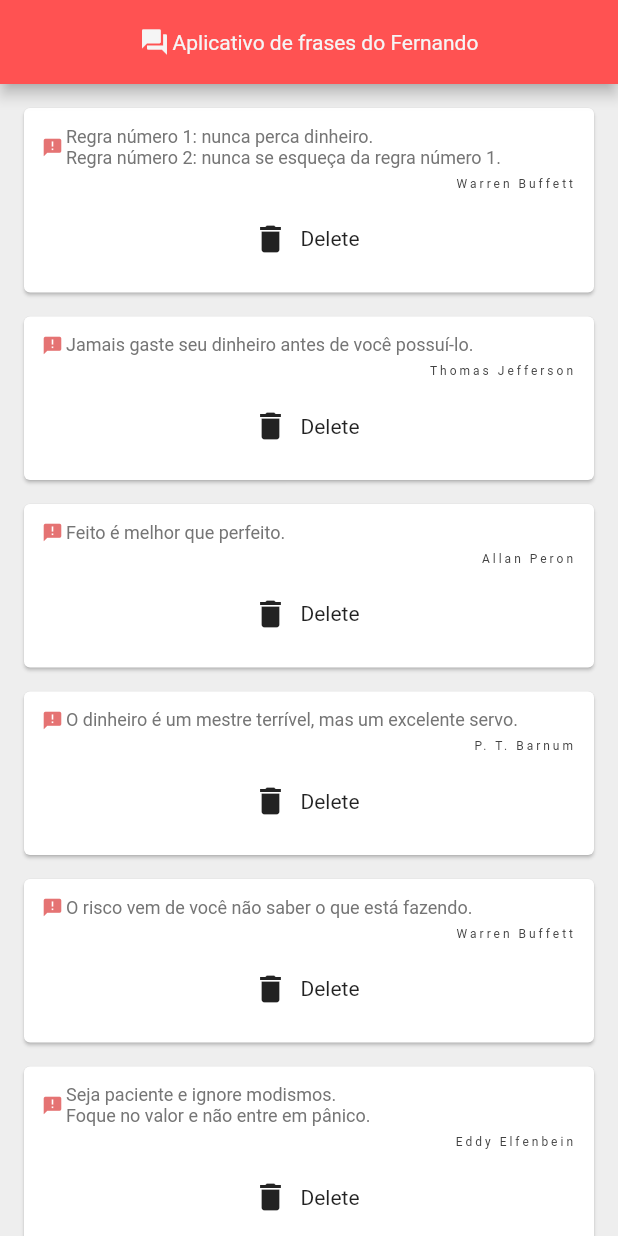
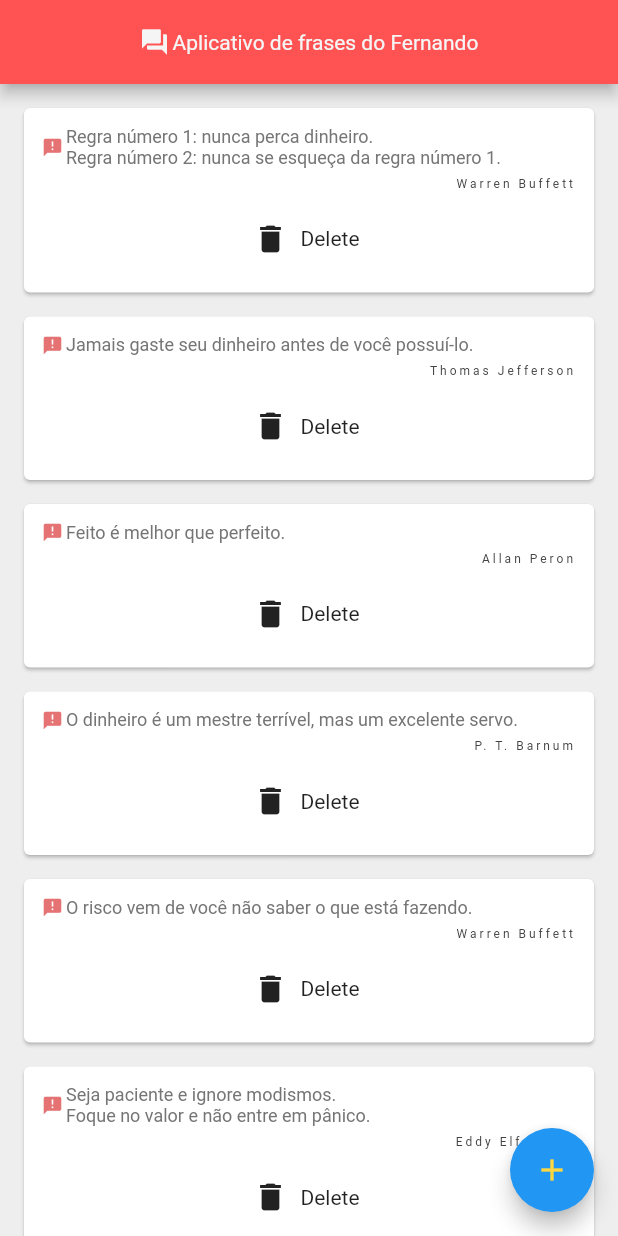
Before and after one commit to fviel/quotes, a Flutter app: the screen it shows after launch, on a phone screen of 412 x 824 dp. Run offline on Flutter 3.47's test engine with Material 2 defaults, Android fonts, the phone set to English and light mode, and no system bars.

```diff
--- a/lib/main.dart
+++ b/lib/main.dart
@@ -16,30 +16,50 @@ class QuoteList extends StatefulWidget {
 
 //Minha classe State
 class _QuoteListState extends State<QuoteList> {
-
   //Array de frases, poderia ter puxado do BD...
   List<Frase> frases = [
-    Frase(frase: 'Regra número 1: nunca perca dinheiro. \nRegra número 2: nunca se esqueça da regra número 1.', autor: 'Warren Buffett'),
-    Frase(frase: 'Jamais gaste seu dinheiro antes de você possuí-lo.', autor: 'Thomas Jefferson'),
+    Frase(
+        frase:
+            'Regra número 1: nunca perca dinheiro. \nRegra número 2: nunca se esqueça da regra número 1.',
+        autor: 'Warren Buffett'),
+    Frase(
+        frase: 'Jamais gaste seu dinheiro antes de você possuí-lo.',
+        autor: 'Thomas Jefferson'),
     Frase(frase: 'Feito é melhor que perfeito.', autor: 'Allan Peron'),
-    Frase(frase: 'O dinheiro é um mestre terrível, mas um excelente servo.', autor: 'P. T. Barnum'),
-    Frase(frase: 'O risco vem de você não saber o que está fazendo.',autor: 'Warren Buffett'),
-    Frase(frase: 'Seja paciente e ignore modismos. \nFoque no valor e não entre em pânico.', autor: 'Eddy Elfenbein')
+    Frase(
+        frase: 'O dinheiro é um mestre terrível, mas um excelente servo.',
+        autor: 'P. T. Barnum'),
+    Frase(
+        frase: 'O risco vem de você não saber o que está fazendo.',
+        autor: 'Warren Buffett'),
+    Frase(
+        frase:
+            'Seja paciente e ignore modismos. \nFoque no valor e não entre em pânico.',
+        autor: 'Eddy Elfenbein')
   ];
+
+  removerFrase(Frase frase) {
+    frases.remove(frase);
+  }
+
+  adicionarFraseAleatoria() {
+    Frase frase = new Frase(frase: "Teste123", autor: "Autor Teste");
+    frases.add(frase);
+  }
 
   /**
    * Retorna um widget decorado para o meu appbar!
    */
-  Widget obtemAppBar(){
+  Widget obtemAppBar() {
     return Row(
       mainAxisAlignment: MainAxisAlignment.center,
       children: <Widget>[
         Icon(
           Icons.question_answer,
-          color : Colors.grey[100],
+          color: Colors.grey[100],
           size: 20.0,
         ),
-        SizedBox(width:2),
+        SizedBox(width: 2),
         Text(
           'Aplicativo de frases do Fernando',
           style: TextStyle(
@@ -64,14 +84,33 @@ class _QuoteListState extends State<QuoteList> {
         //
         mainAxisAlignment: MainAxisAlignment.start,
         crossAxisAlignment: CrossAxisAlignment.start,
-        children: frases.map((frase) => new CardFrase(
-          frase: frase,
-          delete:(){
-            setState((){
-              frases.remove(frase);
+
+        //este código abaixo faz muita coisa...
+
+        children: frases
+            .map((frase) => new CardFrase(
+                frase: frase,
+                delete: () {
+                  setState(() {
+                    //comando para remover frase do vetor
+                    //frases.remove(frase);
+                    removerFrase(frase);
+                  });
+                }))
+            .toList(),
+      ),
+      floatingActionButton: FloatingActionButton(
+        child: IconButton(
+          onPressed: () {
+            setState(() {
+              //comando para remover frase do vetor
+              //frases.remove(frase);
+              adicionarFraseAleatoria();
             });
-          }
-        )).toList(),
+          },
+          icon: Icon(Icons.add),
+          color: Colors.amberAccent,
+        ),
       ),
     );
   }
--- a/lib/widgets/card_frase.dart
+++ b/lib/widgets/card_frase.dart
@@ -3,11 +3,15 @@ import '../entities/frase.dart';
 
 
 ///Widget extraido de dentro de um stateful widget,
+///representa um cartão exibido na tela
 class CardFrase extends StatelessWidget {
 
   // frase precisa ser final, pois este objeto é stateless, e após criado, não pode ser alterado
   final Frase frase;
   final Function delete;
+
+  //só declarei a função para receber como parâmetro lá na main
+  //ou seja, o código dela não está nem nessa classe
   CardFrase({this.frase, this.delete});
 
 
```
